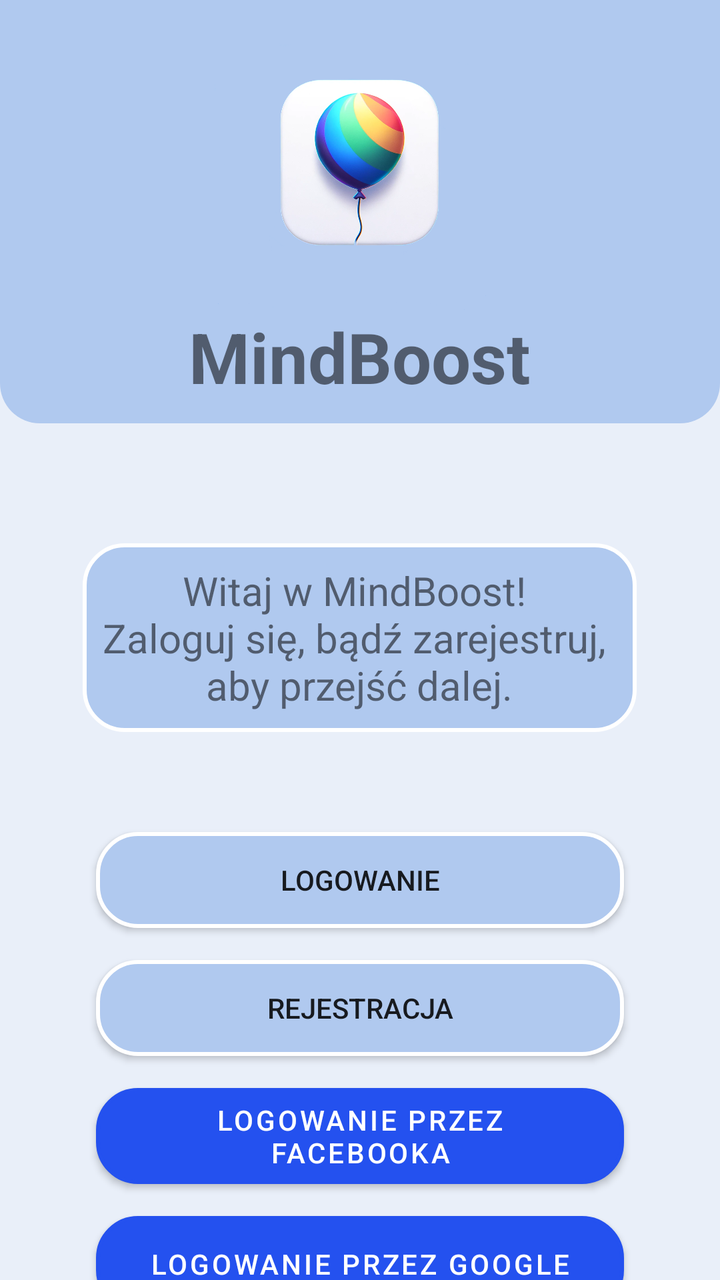
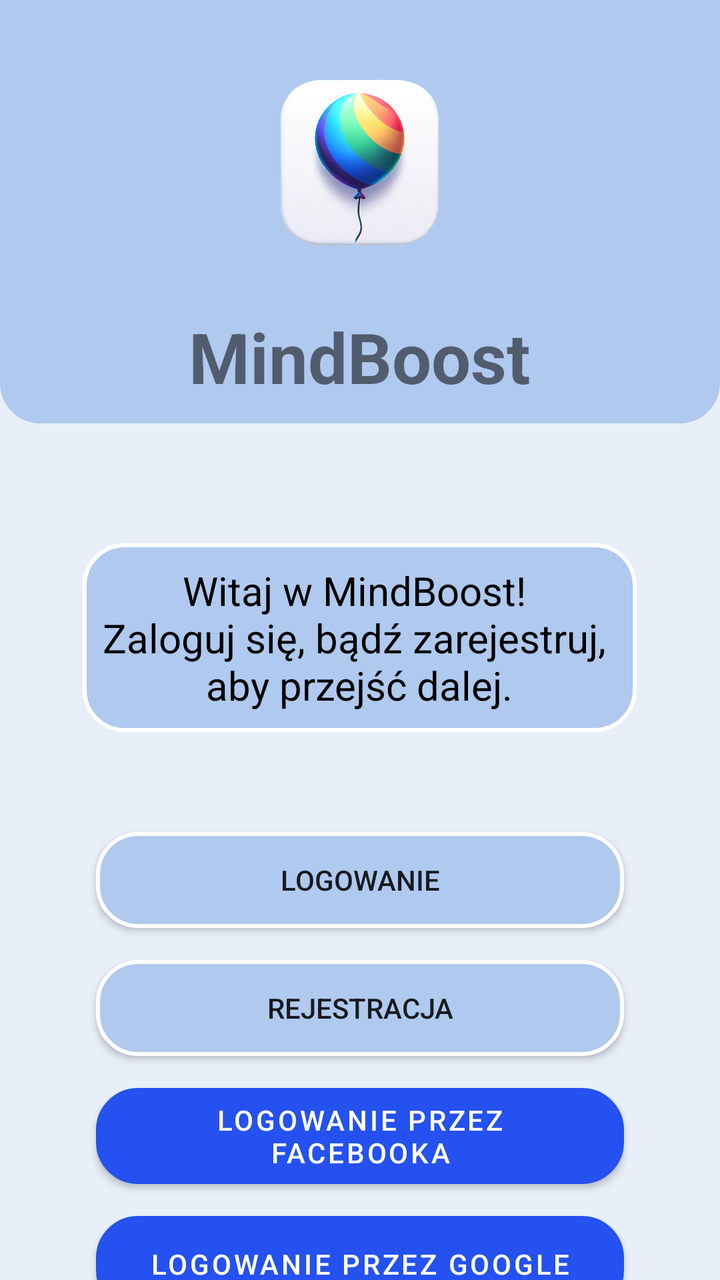

Screens rendered from an Android XML layout before and after an edit, with the pre-edit source and the edit as a unified diff.
<!-- AndroidManifest.xml: activity theme Theme.MindBoost.NoActionBar -->
<!-- res/layout/activity_login_or_register.xml -->
<?xml version="1.0" encoding="utf-8"?>
<RelativeLayout xmlns:android="http://schemas.android.com/apk/res/android"
    android:layout_width="match_parent"
    android:layout_height="match_parent"
    xmlns:app="http://schemas.android.com/apk/res-auto"
    android:background="#E9EFF9">

    <RelativeLayout
        android:layout_width="match_parent"
        android:layout_height="wrap_content"
        android:id="@+id/logo"
        android:background="@drawable/rectangle2">
        <ImageView
            android:id="@+id/logoImageView"
            android:layout_width="wrap_content"
            android:layout_height="wrap_content"
            android:src="@drawable/app_logo"
            android:layout_centerHorizontal="true"
            android:maxHeight="145dp"
            android:maxWidth="145dp"
            android:adjustViewBounds="true"
            />
        <TextView
            android:id="@+id/appName"
            android:layout_width="wrap_content"
            android:layout_height="wrap_content"
            android:text="MindBoost"
            android:textStyle="bold"
            android:layout_below="@id/logoImageView"
            android:layout_centerHorizontal="true"
            android:textAlignment="center"
            android:textSize="35sp" />
    </RelativeLayout>



    <TextView
        android:id="@+id/welcomeTextView"
        android:layout_width="wrap_content"
        android:layout_height="wrap_content"
        android:text="Witaj w MindBoost! \nZaloguj się, bądź zarejestruj, \naby przejść dalej."
        android:layout_below="@id/logo"
        android:layout_centerHorizontal="true"
        android:textAlignment="center"
        android:layout_marginTop="60dp"
        android:textSize="20sp"
        android:background="@drawable/rectangle1"
        />

    <Button
        android:id="@+id/loginButton"
        android:layout_width="match_parent"
        android:layout_height="wrap_content"
        android:text="Logowanie"
        android:layout_below="@id/welcomeTextView"
        android:background="@drawable/rectangle1"
        android:layout_marginTop="50dp"
        android:layout_marginStart="48dp"
        android:layout_marginEnd="48dp" />

    <Button
        android:id="@+id/registerButton"
        android:layout_width="match_parent"
        android:layout_height="wrap_content"
        android:text="Rejestracja"
        android:background="@drawable/rectangle1"
        android:layout_below="@id/loginButton"
        android:layout_marginTop="16dp"
        android:layout_marginStart="48dp"
        android:layout_marginEnd="48dp" />

    <Button
        android:id="@+id/facebookLoginButton"
        android:layout_width="match_parent"
        android:layout_height="wrap_content"
        android:text="Logowanie przez facebooka"
        android:background="@drawable/rectangle1"
        android:textColor="#FFFFFF"
        style="@style/FacebookButton"
        app:icon="@drawable/icfacebook"
        android:layout_below="@id/registerButton"
        android:layout_marginTop="16dp"
        android:layout_marginStart="48dp"
        android:layout_marginEnd="48dp" />

    <Button
        android:id="@+id/googleLoginButton"
        android:layout_width="match_parent"
        android:layout_height="wrap_content"
        android:text="Logowanie przez Google"
        android:textColor="#FFFFFF"
        android:background="@drawable/rectangle1"
        app:icon="@drawable/icgoogle"
        android:layout_below="@id/facebookLoginButton"
        android:layout_marginTop="16dp"
        android:layout_marginStart="48dp"
        android:layout_marginEnd="48dp"
        android:layout_marginBottom="48dp"
        style="@style/FacebookButton"
        />

</RelativeLayout>
<!-- resources referenced by this layout -->
<resources>
  <!-- drawable app_logo: png bitmap (drawable, 267549 bytes) -->
  <!-- drawable icfacebook: vector/xml drawable (drawable, 2063 chars, omitted) -->
  <!-- drawable icgoogle (drawable) -->
  <vector xmlns:android="http://schemas.android.com/apk/res/android"
      android:width="48dp"
      android:height="48dp"
      android:viewportWidth="48"
      android:viewportHeight="48">
    <path
        android:pathData="M43.611,20.083H42V20H24v8h11.303c-1.649,4.657 -6.08,8 -11.303,8c-6.627,0 -12,-5.373 -12,-12s5.373,-12 12,-12c3.059,0 5.842,1.154 7.961,3.039l5.657,-5.657C34.046,6.053 29.268,4 24,4C12.955,4 4,12.955 4,24s8.955,20 20,20s20,-8.955 20,-20C44,22.659 43.862,21.35 43.611,20.083z"
        android:fillColor="#fbc02d"/>
    <path
        android:pathData="M6.306,14.691l6.571,4.819C14.655,15.108 18.961,12 24,12c3.059,0 5.842,1.154 7.961,3.039l5.657,-5.657C34.046,6.053 29.268,4 24,4C16.318,4 9.656,8.337 6.306,14.691z"
        android:fillColor="#e53935"/>
    <path
        android:pathData="M24,44c5.166,0 9.86,-1.977 13.409,-5.192l-6.19,-5.238C29.211,35.091 26.715,36 24,36c-5.202,0 -9.619,-3.317 -11.283,-7.946l-6.522,5.025C9.505,39.556 16.227,44 24,44z"
        android:fillColor="#4caf50"/>
    <path
        android:pathData="M43.611,20.083L43.595,20L42,20H24v8h11.303c-0.792,2.237 -2.231,4.166 -4.087,5.571c0.001,-0.001 0.002,-0.001 0.003,-0.002l6.19,5.238C36.971,39.205 44,34 44,24C44,22.659 43.862,21.35 43.611,20.083z"
        android:fillColor="#1565c0"/>
  </vector>
  <!-- drawable rectangle1 (drawable) -->
  <?xml version="1.0" encoding="utf-8"?>
  <shape xmlns:android="http://schemas.android.com/apk/res/android" android:id="@+id/listview_background_shape">
      <stroke android:width="2dp" android:color="#ffffff" />
      <padding android:left="10dp"
          android:top="10dp"
          android:right="10dp"
          android:bottom="10dp" />
      <corners android:radius="20dp" />
      <solid android:color="#B0C9EF" />
  </shape>
  <!-- drawable rectangle2 (drawable) -->
  <?xml version="1.0" encoding="utf-8"?>
  <shape xmlns:android="http://schemas.android.com/apk/res/android" android:id="@+id/listview_background_shape">
      <padding android:left="10dp"
          android:top="10dp"
          android:right="10dp"
          android:bottom="10dp" />
      <corners android:radius="1dp" android:topLeftRadius="0dp" android:topRightRadius="0dp" android:bottomLeftRadius="20dp" android:bottomRightRadius="20dp"/>
      <solid android:color="#B0C9EF" />
  </shape>
  <style name="FacebookButton" parent="Widget.MaterialComponents.Button">
          <item name="android:background">@color/facebookColor</item>
          <item name="android:textColor">#FFFFFF</item>
      </style>
  <style name="Theme.MindBoost.NoActionBar">
          <item name="windowActionBar">false</item>
          <item name="windowNoTitle">true</item>
      </style>
  <color name="facebookColor">#3B5998</color>
</resources>

<!-- the commit's change to res/layout/activity_login_or_register.xml (unified diff, before → after) -->
@@ -39,6 +39,7 @@
         android:layout_width="wrap_content"
         android:layout_height="wrap_content"
         android:text="Witaj w MindBoost! \nZaloguj się, bądź zarejestruj, \naby przejść dalej."
+        android:textColor="@color/black"
         android:layout_below="@id/logo"
         android:layout_centerHorizontal="true"
         android:textAlignment="center"
<!-- resource entries referenced after the edit -->
@@ -1,5 +1,6 @@
 <!-- resources referenced by this layout -->
 <resources>
+  <color name="black">#FF000000</color>
   <!-- drawable app_logo: png bitmap (drawable, 267549 bytes) -->
   <!-- drawable icfacebook: vector/xml drawable (drawable, 2063 chars, omitted) -->
   <!-- drawable icgoogle (drawable) -->
